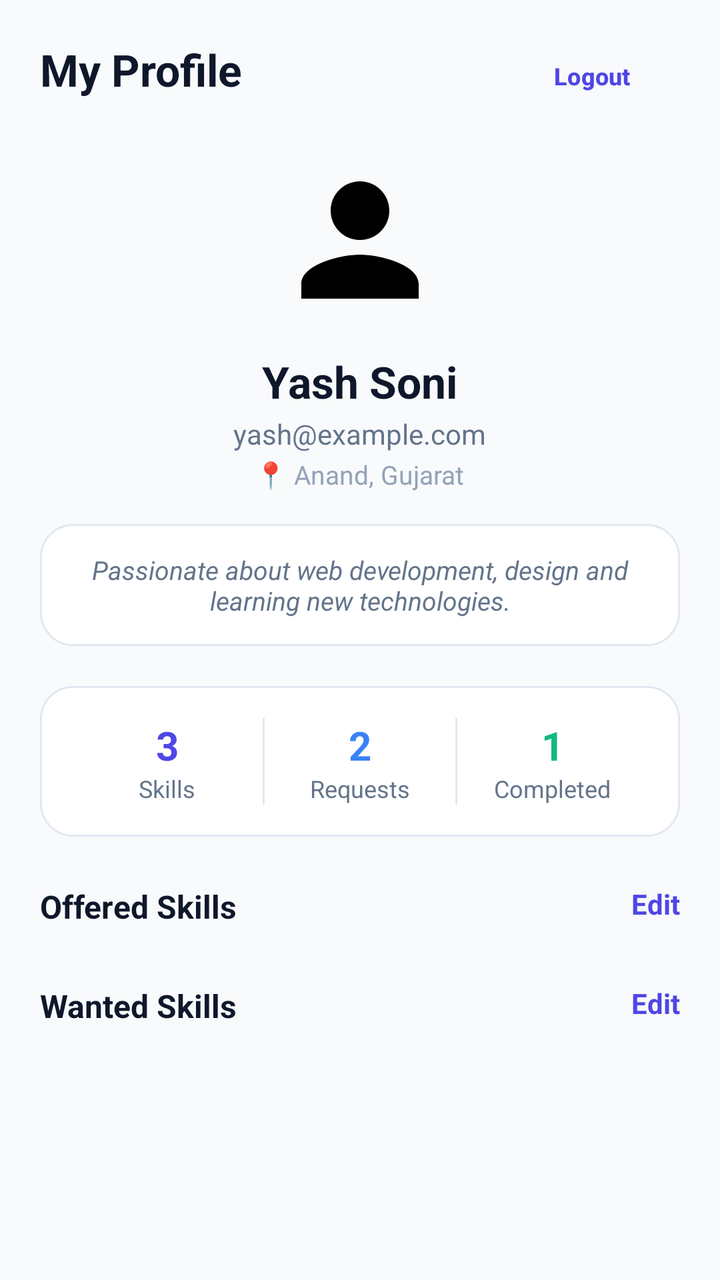
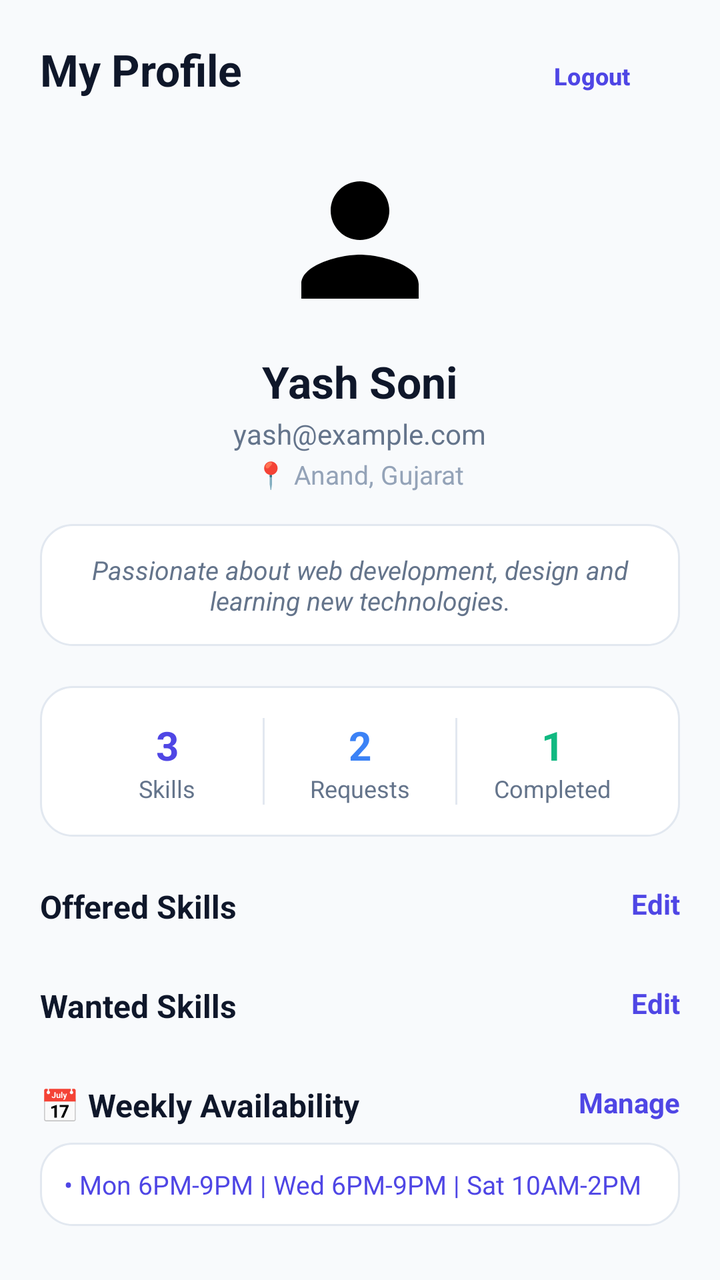

Compare the two renders of this Android layout. The source of the first and the diff that turns it into the second are given below.
<!-- AndroidManifest.xml: application theme Theme.SkillBarter -->
<!-- res/layout/fragment_profile.xml -->
<?xml version="1.0" encoding="utf-8"?>
<androidx.core.widget.NestedScrollView xmlns:android="http://schemas.android.com/apk/res/android"
    xmlns:app="http://schemas.android.com/apk/res-auto"
    android:layout_width="match_parent"
    android:layout_height="match_parent"
    android:background="@color/bg_light">

    <LinearLayout
        android:layout_width="match_parent"
        android:layout_height="wrap_content"
        android:gravity="center_horizontal"
        android:orientation="vertical"
        android:padding="20dp">

        
        <RelativeLayout
            android:layout_width="match_parent"
            android:layout_height="wrap_content">

            <TextView
                android:layout_width="wrap_content"
                android:layout_height="wrap_content"
                android:layout_alignParentStart="true"
                android:text="My Profile"
                android:textColor="@color/text_primary"
                android:textSize="22sp"
                android:textStyle="bold" />

            <Button
                android:id="@+id/btnLogout"
                style="@style/Widget.SkillBarter.Button.Outlined"
                android:layout_width="wrap_content"
                android:layout_height="36dp"
                android:layout_alignParentEnd="true"
                android:paddingHorizontal="12dp"
                android:paddingVertical="0dp"
                android:text="Logout"
                android:textSize="12sp" />

        </RelativeLayout>

        
        <ImageView
            android:id="@+id/ivAvatar"
            android:layout_width="88dp"
            android:layout_height="88dp"
            android:layout_marginTop="20dp"
            android:src="@drawable/ic_profile" />

        <TextView
            android:id="@+id/tvUserName"
            android:layout_width="wrap_content"
            android:layout_height="wrap_content"
            android:layout_marginTop="12dp"
            android:text="Yash Soni"
            android:textColor="@color/text_primary"
            android:textSize="22sp"
            android:textStyle="bold" />

        <TextView
            android:id="@+id/tvUserEmail"
            android:layout_width="wrap_content"
            android:layout_height="wrap_content"
            android:layout_marginTop="2dp"
            android:text="yash@example.com"
            android:textColor="@color/text_secondary"
            android:textSize="14sp" />

        <TextView
            android:id="@+id/tvUserLocation"
            android:layout_width="wrap_content"
            android:layout_height="wrap_content"
            android:layout_marginTop="2dp"
            android:text="📍 Anand, Gujarat"
            android:textColor="@color/text_muted"
            android:textSize="13sp" />

        
        <TextView
            android:id="@+id/tvUserBio"
            android:layout_width="match_parent"
            android:layout_height="wrap_content"
            android:layout_marginTop="16dp"
            android:background="@drawable/bg_rounded_card"
            android:gravity="center"
            android:padding="14dp"
            android:text="Passionate about web development, design and learning new technologies."
            android:textColor="@color/text_secondary"
            android:textSize="13sp"
            android:textStyle="italic" />

        
        <LinearLayout
            android:layout_width="match_parent"
            android:layout_height="wrap_content"
            android:layout_marginTop="20dp"
            android:background="@drawable/bg_rounded_card"
            android:orientation="horizontal"
            android:padding="16dp">

            <LinearLayout
                android:layout_width="0dp"
                android:layout_height="wrap_content"
                android:layout_weight="1"
                android:gravity="center"
                android:orientation="vertical">

                <TextView
                    android:id="@+id/tvSkillsStat"
                    android:layout_width="wrap_content"
                    android:layout_height="wrap_content"
                    android:text="3"
                    android:textColor="@color/primary"
                    android:textSize="20sp"
                    android:textStyle="bold" />

                <TextView
                    android:layout_width="wrap_content"
                    android:layout_height="wrap_content"
                    android:text="Skills"
                    android:textColor="@color/text_secondary"
                    android:textSize="12sp" />

            </LinearLayout>

            <View
                android:layout_width="1dp"
                android:layout_height="match_parent"
                android:background="@color/divider_color" />

            <LinearLayout
                android:layout_width="0dp"
                android:layout_height="wrap_content"
                android:layout_weight="1"
                android:gravity="center"
                android:orientation="vertical">

                <TextView
                    android:id="@+id/tvRequestsStat"
                    android:layout_width="wrap_content"
                    android:layout_height="wrap_content"
                    android:text="2"
                    android:textColor="@color/accent_blue"
                    android:textSize="20sp"
                    android:textStyle="bold" />

                <TextView
                    android:layout_width="wrap_content"
                    android:layout_height="wrap_content"
                    android:text="Requests"
                    android:textColor="@color/text_secondary"
                    android:textSize="12sp" />

            </LinearLayout>

            <View
                android:layout_width="1dp"
                android:layout_height="match_parent"
                android:background="@color/divider_color" />

            <LinearLayout
                android:layout_width="0dp"
                android:layout_height="wrap_content"
                android:layout_weight="1"
                android:gravity="center"
                android:orientation="vertical">

                <TextView
                    android:id="@+id/tvCompletedStat"
                    android:layout_width="wrap_content"
                    android:layout_height="wrap_content"
                    android:text="1"
                    android:textColor="@color/accent_green"
                    android:textSize="20sp"
                    android:textStyle="bold" />

                <TextView
                    android:layout_width="wrap_content"
                    android:layout_height="wrap_content"
                    android:text="Completed"
                    android:textColor="@color/text_secondary"
                    android:textSize="12sp" />

            </LinearLayout>

        </LinearLayout>

        
        <RelativeLayout
            android:layout_width="match_parent"
            android:layout_height="wrap_content"
            android:layout_marginTop="24dp">

            <TextView
                android:layout_width="wrap_content"
                android:layout_height="wrap_content"
                android:layout_alignParentStart="true"
                android:text="Offered Skills"
                android:textColor="@color/text_primary"
                android:textSize="16sp"
                android:textStyle="bold" />

            <TextView
                android:id="@+id/btnEditOffered"
                android:layout_width="wrap_content"
                android:layout_height="wrap_content"
                android:layout_alignParentEnd="true"
                android:text="Edit"
                android:textColor="@color/primary"
                android:textSize="14sp"
                android:textStyle="bold" />

        </RelativeLayout>

        <com.google.android.material.chip.ChipGroup
            android:id="@+id/chipGroupOffered"
            android:layout_width="match_parent"
            android:layout_height="wrap_content"
            android:layout_marginTop="8dp" />

        
        <RelativeLayout
            android:layout_width="match_parent"
            android:layout_height="wrap_content"
            android:layout_marginTop="20dp">

            <TextView
                android:layout_width="wrap_content"
                android:layout_height="wrap_content"
                android:layout_alignParentStart="true"
                android:text="Wanted Skills"
                android:textColor="@color/text_primary"
                android:textSize="16sp"
                android:textStyle="bold" />

            <TextView
                android:id="@+id/btnEditWanted"
                android:layout_width="wrap_content"
                android:layout_height="wrap_content"
                android:layout_alignParentEnd="true"
                android:text="Edit"
                android:textColor="@color/primary"
                android:textSize="14sp"
                android:textStyle="bold" />

        </RelativeLayout>

        <com.google.android.material.chip.ChipGroup
            android:id="@+id/chipGroupWanted"
            android:layout_width="match_parent"
            android:layout_height="wrap_content"
            android:layout_marginTop="8dp" />

    </LinearLayout>

</androidx.core.widget.NestedScrollView>
<!-- resources referenced by this layout -->
<resources>
  <color name="accent_blue">#3B82F6</color>
  <color name="accent_green">#10B981</color>
  <color name="bg_light">#F8FAFC</color>
  <color name="divider_color">#E2E8F0</color>
  <color name="primary">#4F46E5</color>
  <color name="text_muted">#94A3B8</color>
  <color name="text_primary">#0F172A</color>
  <color name="text_secondary">#64748B</color>
  <!-- drawable bg_rounded_card (drawable) -->
  <?xml version="1.0" encoding="utf-8"?>
  <shape xmlns:android="http://schemas.android.com/apk/res/android"
      android:shape="rectangle">
      <solid android:color="@color/surface_white" />
      <corners android:radius="16dp" />
      <stroke android:width="1dp" android:color="@color/divider_color" />
  </shape>
  <!-- drawable ic_profile (drawable) -->
  <vector xmlns:android="http://schemas.android.com/apk/res/android"
      android:width="24dp"
      android:height="24dp"
      android:viewportWidth="24"
      android:viewportHeight="24">
    <path
        android:fillColor="#FF000000"
        android:pathData="M12,12c2.21,0 4,-1.79 4,-4s-1.79,-4 -4,-4 -4,1.79 -4,4 1.79,4 4,4zM12,14c-2.67,0 -8,1.34 -8,4v2h16v-2c0,-2.66 -5.33,-4 -8,-4z"/>
  </vector>
  <style name="Widget.SkillBarter.Button.Outlined" parent="Widget.Material3.Button.OutlinedButton">
          <item name="strokeColor">@color/primary</item>
          <item name="android:textColor">@color/primary</item>
          <item name="cornerRadius">12dp</item>
          <item name="android:paddingTop">12dp</item>
          <item name="android:paddingBottom">12dp</item>
          <item name="android:textStyle">bold</item>
      </style>
  <style name="Theme.SkillBarter" parent="Base.Theme.SkillBarter" />
  <color name="surface_white">#FFFFFF</color>
  <style name="Base.Theme.SkillBarter" parent="Theme.Material3.DayNight.NoActionBar">
          <item name="colorPrimary">@color/primary</item>
          <item name="colorOnPrimary">@color/white</item>
          <item name="colorPrimaryContainer">@color/primary_light</item>
          <item name="colorOnPrimaryContainer">@color/primary</item>
          <item name="android:colorBackground">@color/bg_light</item>
          <item name="colorSurface">@color/surface_white</item>
          <item name="colorOnSurface">@color/text_primary</item>
          <item name="colorOnSurfaceVariant">@color/text_secondary</item>
          <item name="android:statusBarColor">@color/bg_light</item>
          <item name="android:windowLightStatusBar">true</item>
      </style>
  <color name="white">#FFFFFF</color>
  <color name="primary_light">#EEF2FF</color>
</resources>

<!-- the commit's change to res/layout/fragment_profile.xml (unified diff, before → after) -->
@@ -251,6 +251,44 @@
             android:layout_height="wrap_content"
             android:layout_marginTop="8dp" />
 
+        
+        <RelativeLayout
+            android:layout_width="match_parent"
+            android:layout_height="wrap_content"
+            android:layout_marginTop="20dp">
+
+            <TextView
+                android:layout_width="wrap_content"
+                android:layout_height="wrap_content"
+                android:layout_alignParentStart="true"
+                android:text="📅 Weekly Availability"
+                android:textColor="@color/text_primary"
+                android:textSize="16sp"
+                android:textStyle="bold" />
+
+            <TextView
+                android:id="@+id/btnManageAvailability"
+                android:layout_width="wrap_content"
+                android:layout_height="wrap_content"
+                android:layout_alignParentEnd="true"
+                android:text="Manage"
+                android:textColor="@color/primary"
+                android:textSize="14sp"
+                android:textStyle="bold" />
+
+        </RelativeLayout>
+
+        <TextView
+            android:id="@+id/tvAvailabilitySummary"
+            android:layout_width="match_parent"
+            android:layout_height="wrap_content"
+            android:layout_marginTop="8dp"
+            android:background="@drawable/bg_rounded_card"
+            android:padding="12dp"
+            android:text="• Mon 6PM-9PM | Wed 6PM-9PM | Sat 10AM-2PM"
+            android:textColor="@color/primary"
+            android:textSize="13sp" />
+
     </LinearLayout>
 
 </androidx.core.widget.NestedScrollView>
